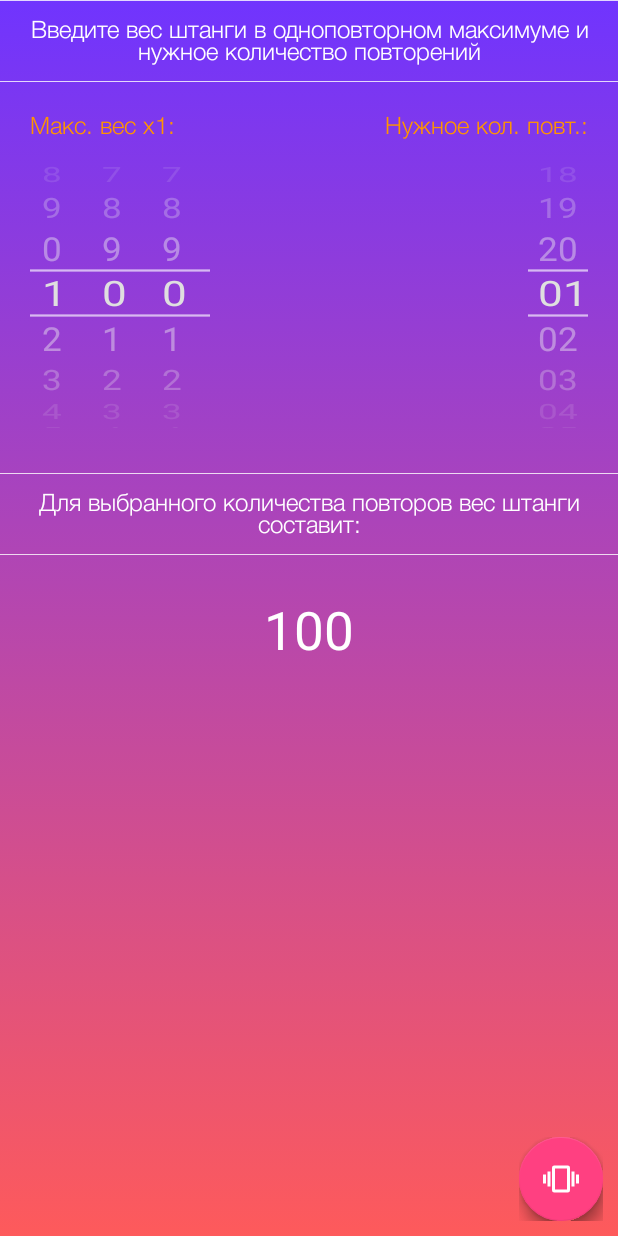
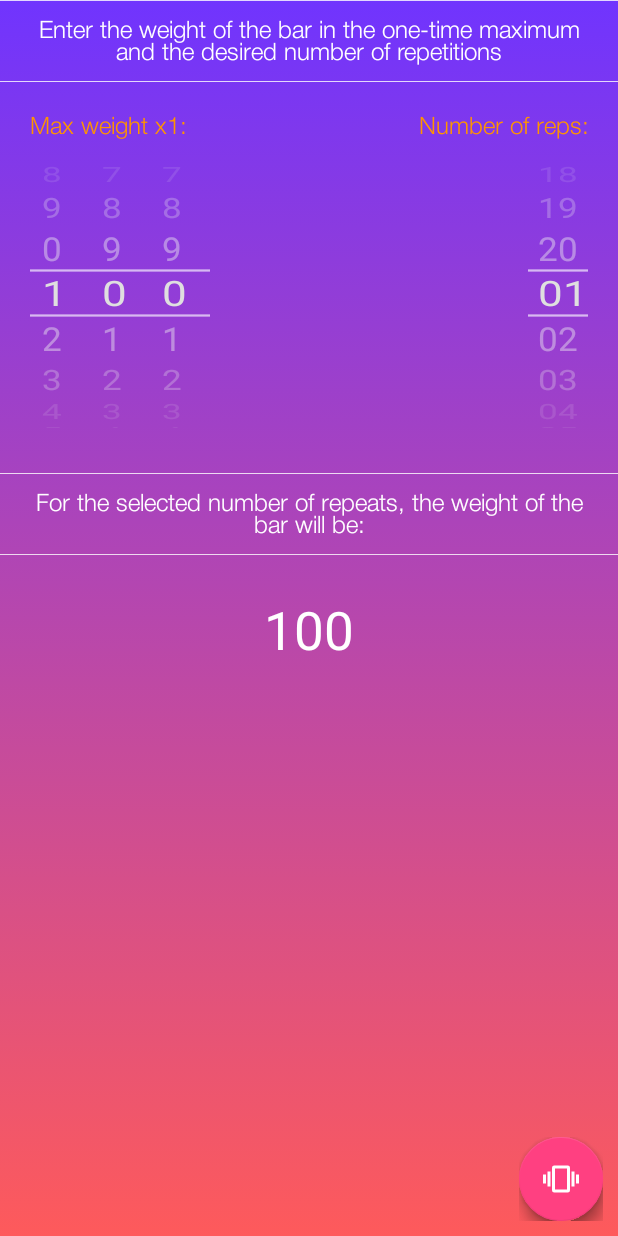
Before and after one commit to DavidTavis/1RM, an Android app: the screen it shows after launch (MainActivity), on a phone screen of 412 x 824 dp. Run offline under Robolectric (Android 15) with nearby library versions, the phone set to English and light mode, and no system bars; libraries missing offline, so code that uses them is left out: com.daimajia.androidanimations, com.github.clans.fab; plain views replace FloatingActionButton, FloatingActionMenu; 5 statements that could not run were skipped.

Commit message:
English language is added

```diff
--- a/app/src/main/res/layout/calculate_weight.xml
+++ b/app/src/main/res/layout/calculate_weight.xml
@@ -33,7 +33,7 @@
             android:paddingLeft="15dp"
             android:paddingRight="15dp"
             android:gravity="center"
-            android:text="Введите вес штанги в одноповторном максимуме и нужное количество повторений"
+            android:text="@string/description"
             android:textColor="#ffffff"
             android:textSize="16sp"
             android:background="#00171717"/>
@@ -67,7 +67,7 @@
                 android:layout_height="wrap_content"
                 android:paddingBottom="12dp"
                 android:paddingTop="20dp"
-                android:text="Макс. вес x1:"
+                android:text="@string/max_weight"
                 android:textColor="#ff9500"
                 android:textSize="16sp" />
 
@@ -112,7 +112,7 @@
                 android:gravity="right"
                 android:paddingBottom="12dp"
                 android:paddingTop="20dp"
-                android:text="Нужное кол. повт.:"
+                android:text="@string/needed_reps"
                 android:textColor="#ff9500"
                 android:textSize="16sp" />
 
@@ -158,7 +158,7 @@
                 android:paddingRight="15dp"
                 android:paddingBottom="10dp"
                 android:paddingTop="10dp"
-                android:text="Для выбранного количества повторов вес штанги составит:"
+                android:text="@string/result"
                 android:textColor="#ffffff"
                 android:textSize="16sp" />
 
--- a/app/src/main/res/values/strings.xml
+++ b/app/src/main/res/values/strings.xml
@@ -1,3 +1,7 @@
 <resources>
     <string name="app_name">1 RM Calculator</string><string name="action_settings">Settings</string>
+    <string name="description">Enter the weight of the bar in the one-time maximum and the desired number of repetitions</string>
+    <string name="max_weight">Max weight x1:</string>
+    <string name="needed_reps">Number of reps:</string>
+    <string name="result">For the selected number of repeats, the weight of the bar will be:</string>
 </resources>
```
